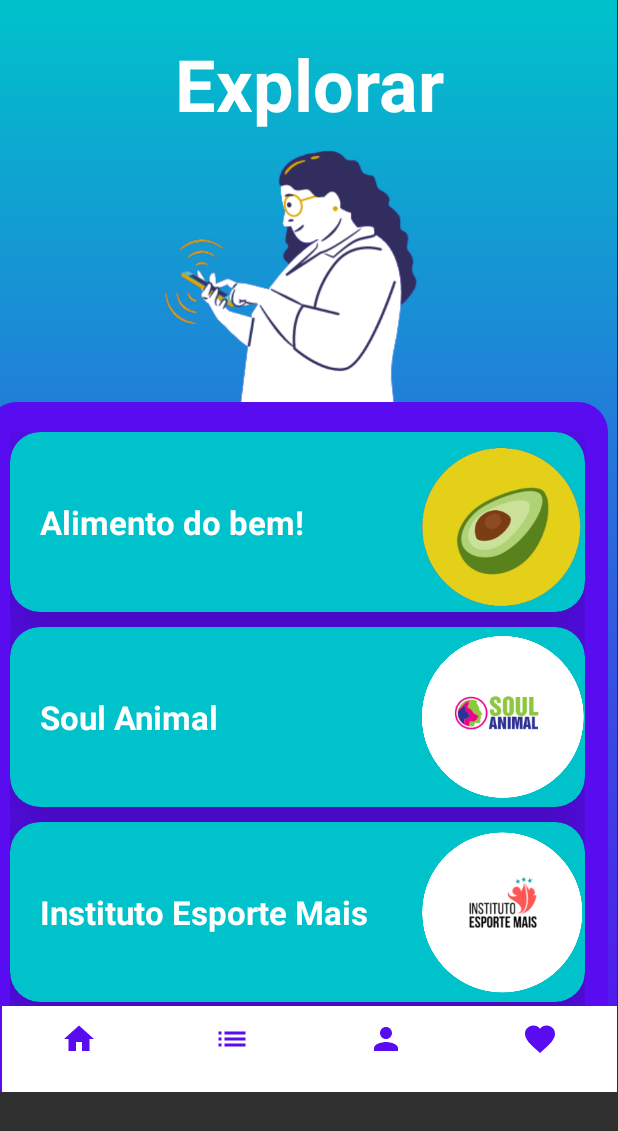
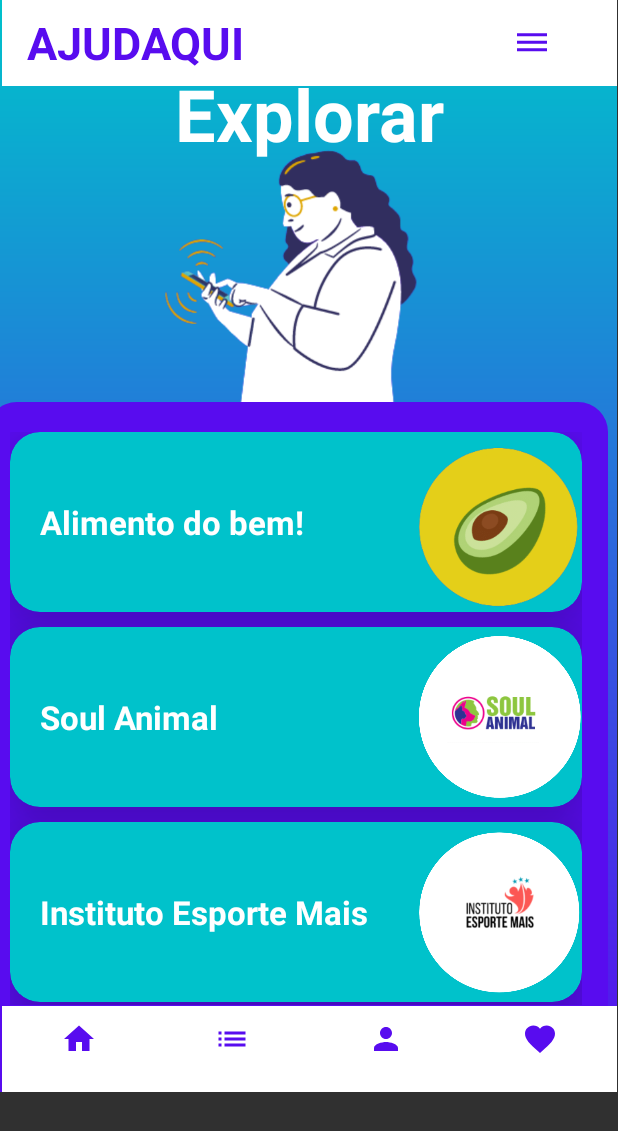
Before and after one commit to AlfredoSobrinho/ProjetoX, an Android app: the CatalogoFragment screen opened through its navigation route, on a phone screen of 412 x 824 dp. Shown: the top 1131 px of the screen. Run offline under Robolectric (Android 15) with nearby library versions, the light colour scheme and no system bars; our stand-ins replace Dagger/Hilt's generated code.

Commit message:
vesao7.0

```diff
--- a/app/src/main/java/com/generation/task4e5/CatalogoFragment.kt
+++ b/app/src/main/java/com/generation/task4e5/CatalogoFragment.kt
@@ -59,6 +59,16 @@
 
         }
 
+        val botaoeditdadoscatalogo = view.findViewById<ImageButton>(R.id.imageView88)
+
+        botaoeditdadoscatalogo.setOnClickListener {
+
+            findNavController().navigate(
+                R.id.action_catalogoFragment_to_editDadosFragment
+            )
+
+        }
+
 
    return view
 
--- a/app/src/main/res/layout/fragment_bemvindo.xml
+++ b/app/src/main/res/layout/fragment_bemvindo.xml
@@ -45,7 +45,7 @@
 
     <Button
         android:id="@+id/imageButton"
-        android:layout_width="132dp"
+        android:layout_width="109dp"
         android:layout_height="42dp"
         android:background="@drawable/shape_bottom"
         android:scaleType="center"
--- a/app/src/main/res/layout/fragment_catalogo.xml
+++ b/app/src/main/res/layout/fragment_catalogo.xml
@@ -7,11 +7,47 @@
     android:background="@drawable/shape_ongs"
     tools:context=".CatalogoFragment" >
 
+    <LinearLayout
+        android:id="@+id/linearLayout"
+        android:layout_width="0dp"
+        android:layout_height="57dp"
+        android:layout_marginStart="1dp"
+        android:background="@color/white"
+        android:orientation="horizontal"
+        app:layout_constraintEnd_toEndOf="parent"
+        app:layout_constraintStart_toStartOf="parent"
+        app:layout_constraintTop_toTopOf="parent">
+
+        <TextView
+            android:id="@+id/ajudaquiName"
+            android:layout_width="178dp"
+            android:layout_height="match_parent"
+            android:elevation="100sp"
+            android:fontFamily="sans-serif"
+            android:gravity="center"
+            android:text="AJUDAQUI"
+            android:textColor="@color/roxo_back"
+            android:textColorHighlight="@color/black"
+            android:textSize="30dp"
+            android:textStyle="bold" />
+
+        <ImageButton
+            android:id="@+id/imageView88"
+            android:layout_width="80dp"
+            android:background="@color/white"
+            android:layout_height="match_parent"
+            android:layout_marginStart="135dp"
+            android:src="@drawable/ic_baseline_dehaze_24" />
+
+
+    </LinearLayout>
+
+
     <TextView
         android:id="@+id/text_Catalogo"
         android:layout_width="410dp"
         android:layout_height="80dp"
-        android:layout_marginTop="16dp"
+        android:layout_marginTop="36dp"
         android:fontFamily="sans-serif"
         android:gravity="center"
         android:text="Explorar"
@@ -23,7 +59,6 @@
         app:layout_constraintStart_toStartOf="parent"
         app:layout_constraintTop_toTopOf="parent"
         app:layout_constraintVertical_weight="0" />
-
 
     <View
         android:id="@+id/view_pric"
@@ -61,8 +96,8 @@
         app:layout_constraintTop_toBottomOf="@+id/view_pric">
 
         <androidx.core.widget.NestedScrollView
-            android:layout_width="match_parent"
-            android:layout_height="match_parent">
+            android:layout_width="381dp"
+            android:layout_height="402dp">
 
             <LinearLayout
                 android:layout_width="match_parent"
--- a/app/src/main/res/layout/fragment_doar.xml
+++ b/app/src/main/res/layout/fragment_doar.xml
@@ -33,7 +33,7 @@
             android:textStyle="bold" />
 
         <ImageButton
-            android:id="@+id/imageView8"
+            android:id="@+id/imageView88"
             android:layout_width="80dp"
             android:background="@color/white"
             android:layout_height="match_parent"
--- a/app/src/main/res/layout/fragment_edit_dados.xml
+++ b/app/src/main/res/layout/fragment_edit_dados.xml
@@ -44,7 +44,7 @@
             android:textStyle="bold" />
 
         <ImageButton
-            android:id="@+id/imageView8"
+            android:id="@+id/imageView88"
             android:layout_width="60dp"
             android:background="@color/white"
             android:layout_height="match_parent"
--- a/app/src/main/res/layout/fragment_list.xml
+++ b/app/src/main/res/layout/fragment_list.xml
@@ -33,7 +33,7 @@
             android:textStyle="bold" />
 
         <ImageButton
-            android:id="@+id/imageView8"
+            android:id="@+id/imageView88"
             android:layout_width="80dp"
             android:background="@color/white"
             android:layout_height="match_parent"
--- a/app/src/main/res/layout/fragment_perfilragment.xml
+++ b/app/src/main/res/layout/fragment_perfilragment.xml
@@ -32,7 +32,7 @@
             android:textStyle="bold" />
 
         <ImageButton
-            android:id="@+id/imageView8"
+            android:id="@+id/imageView88"
             android:layout_width="80dp"
             android:background="@color/white"
             android:layout_height="match_parent"
--- a/app/src/main/res/layout/fragment_segundo.xml
+++ b/app/src/main/res/layout/fragment_segundo.xml
@@ -8,8 +8,8 @@
     tools:context=".SegundoFragment">
 
     <LinearLayout
-        android:layout_width="411dp"
-        android:layout_height="505dp"
+        android:layout_width="424dp"
+        android:layout_height="498dp"
         android:layout_marginStart="16dp"
         android:layout_marginEnd="16dp"
         android:background="@drawable/shape_container_catalogo"
--- a/app/src/main/res/navigation/nav_graph.xml
+++ b/app/src/main/res/navigation/nav_graph.xml
@@ -131,9 +131,6 @@
             android:id="@+id/action_doarFragment_to_catalogoFragment"
             app:destination="@id/catalogoFragment" />
         <action
-            android:id="@+id/action_doarFragment_to_catalogoFragment2"
-            app:destination="@id/catalogoFragment" />
-        <action
             android:id="@+id/action_doarFragment_to_editDadosFragment"
             app:destination="@id/editDadosFragment" />
         <action
```
Also changed, not shown: app/src/main/java/com/generation/task4e5/DoarFragment.kt (+9 -0 lines), app/src/main/java/com/generation/task4e5/ListFragment.kt (+8 -0 lines), app/src/main/java/com/generation/task4e5/Perfilragment.kt (+9 -0 lines), app/src/main/java/com/generation/task4e5/editDadosFragment.kt (+30 -39 lines).
